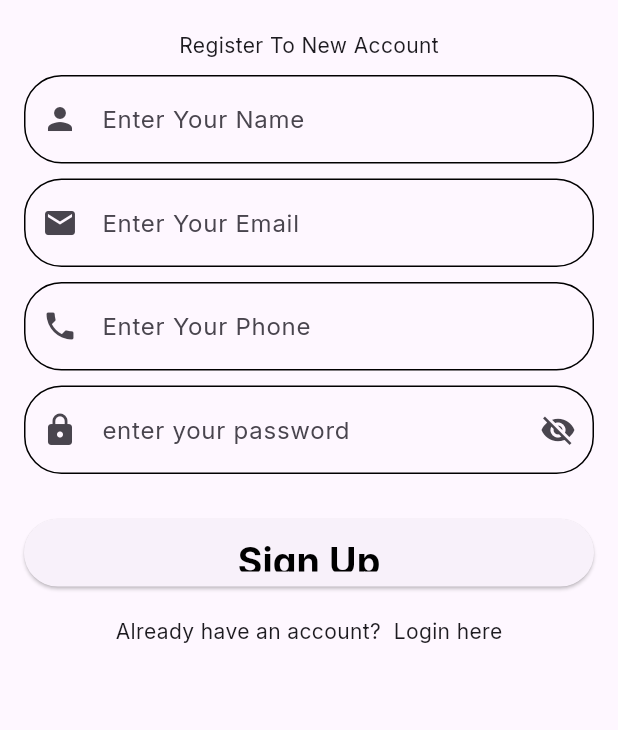
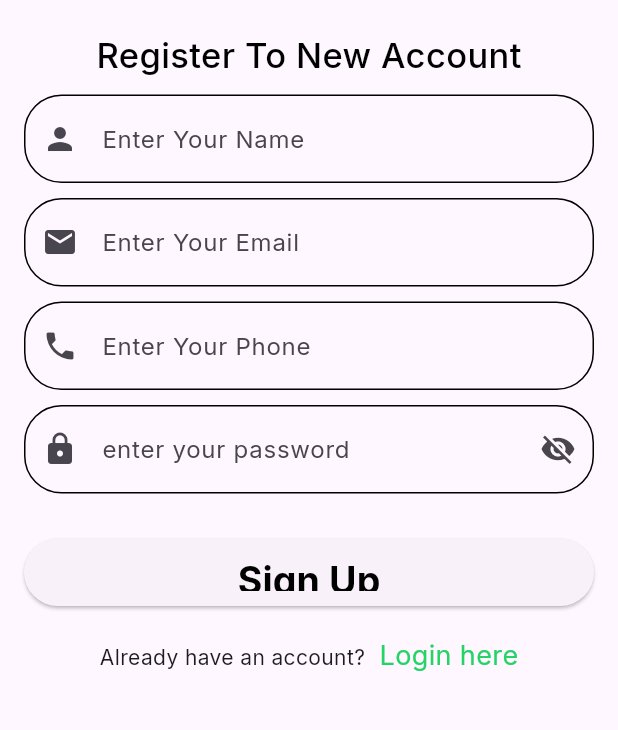
Before and after one commit to CADCATSamehAhmed/chat-app, a Flutter app: the SignUpView screen opened directly, on a phone screen of 412 x 824 dp, the part 450-1180 px from its top. Run offline on Flutter 3.47's test engine with Material 3 defaults, Android fonts, the phone set to English and light mode, and no system bars; our stand-ins replace flutter_svg, get, google_fonts.

Commit message:
add the sign_up feature

```diff
--- a/lib/features/sign_up/presentation/view/sign_up_view.dart
+++ b/lib/features/auth/presentation/views/sign_up/sign_up_view.dart
@@ -1,11 +1,11 @@
 import 'dart:developer';
-
 import 'package:chat_app/core/constants/images.dart';
 import 'package:chat_app/core/themes/colors.dart';
 import 'package:chat_app/core/themes/styles.dart';
-import 'package:chat_app/features/sign_up/presentation/view/widgets/sign_up_form.dart';
 import 'package:flutter/gestures.dart';
 import 'package:flutter/material.dart';
+
+import 'widgets/sign_up_form.dart';
 
 class SignUpView extends StatelessWidget {
   const SignUpView({super.key});
@@ -26,7 +26,7 @@ class SignUpView extends StatelessWidget {
               const SizedBox(height: 20),
               Text(
                 'Register To New Account',
-                style: Fonts.font23,
+                style: AppFonts.font23,
               ),
               const SizedBox(height: 10),
               const SignUpForm(),
@@ -41,7 +41,7 @@ class SignUpView extends StatelessWidget {
                           log('GOTO LOGIN');
                         },
                       text: ' Login here',
-                      style: Fonts.font18.copyWith(
+                      style: AppFonts.font18.copyWith(
                         color: AppColors.mainColor,
                       ),
                     ),
```
Also changed, not shown: lib/features/auth/presentation/views/sign_up/widgets/sign_up_form.dart (renamed from lib/features/sign_up/presentation/view/widgets/sign_up_form.dart), pubspec.lock.
